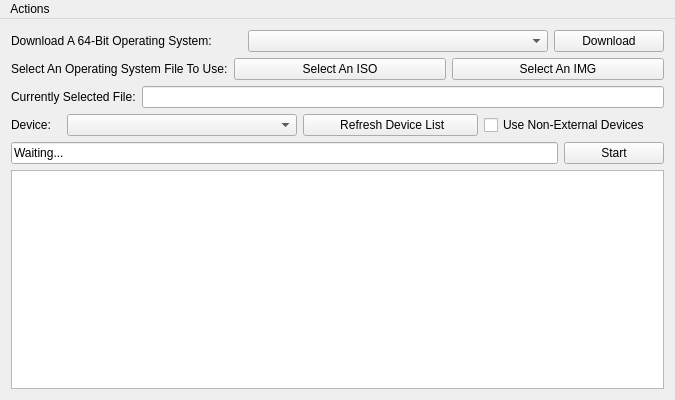
First picture: the form in source/mainwindow.ui, repository GregoryConrad/BootableDriveMaker, before the edit.
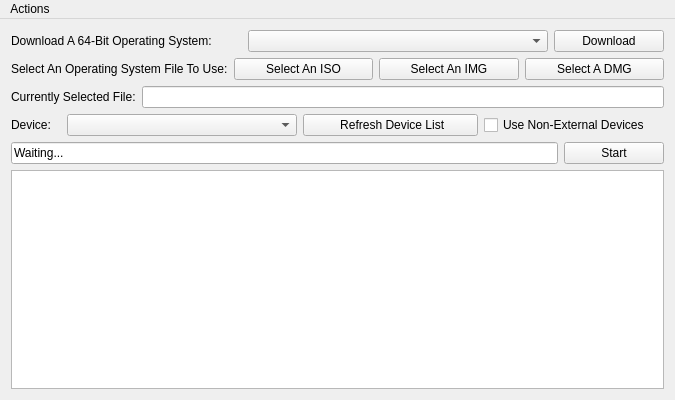
Second picture: the form after the edit.

What changed in the file:
```diff
--- a/source/mainwindow.ui
+++ b/source/mainwindow.ui
@@ -102,6 +102,13 @@
         </property>
        </widget>
       </item>
+      <item>
+       <widget class="QPushButton" name="openDMG">
+        <property name="text">
+         <string>Select A DMG</string>
+        </property>
+       </widget>
+      </item>
      </layout>
     </item>
     <item>
```
Left out of the diff: 6 changed lines with no effect on the pictures.
